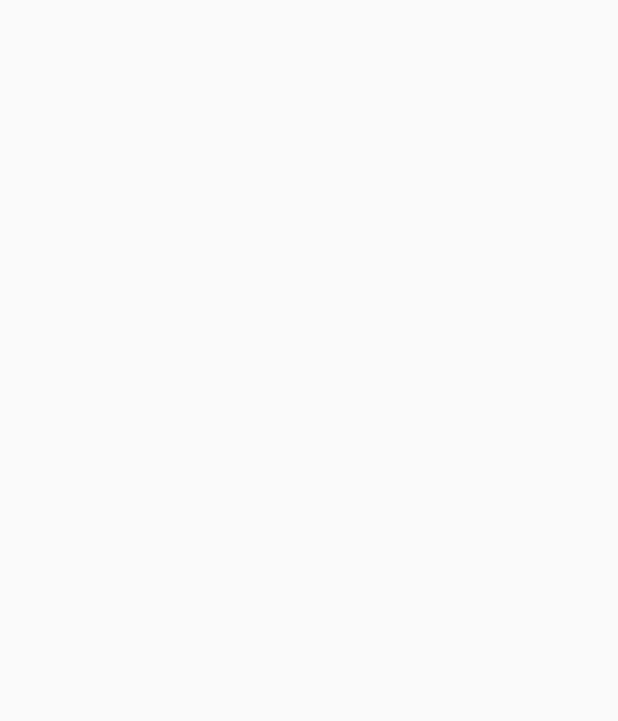
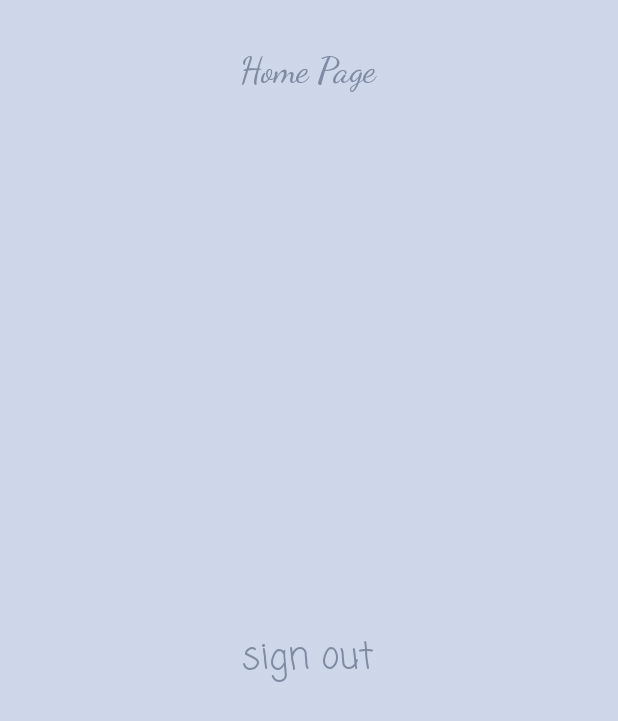
Before and after one commit to Azizah22/BetterFlyRepository, an Android app: the screen it shows after launch once a user with an empty profile is signed in (vHome), on a phone screen of 412 x 824 dp. Before the commit the part shown is empty. Shown: the top 721 px of the screen. Run offline under Robolectric (Android 15) with nearby library versions, the phone set to English and light mode, and no system bars; our stand-ins replace Firebase (no records; nobody signed in at launch, a user with empty details on screens opened directly).

Commit message:
add some changes
Signed-off-by: Azizah <zezoazizah@gmail.com>

```diff
--- a/app/src/main/java/com/example/betterfly/vHome.java
+++ b/app/src/main/java/com/example/betterfly/vHome.java
@@ -1,13 +1,30 @@
 package com.example.betterfly;
 
+import android.content.Intent;
 import android.support.v7.app.AppCompatActivity;
 import android.os.Bundle;
+import android.view.View;
+import android.widget.TextView;
 
-public class vHome extends AppCompatActivity {
+public class vHome extends AppCompatActivity implements View.OnClickListener {
 
     @Override
     protected void onCreate(Bundle savedInstanceState) {
         super.onCreate(savedInstanceState);
-        setContentView(R.layout.activity_v_home);
+        setContentView(R.layout.activity_home);
+
+        TextView signOut= findViewById(R.id.signOut);
+        findViewById(R.id.signOut).setOnClickListener(this);
+
+    }
+
+    @Override
+    public void onClick(View v) {
+        switch (v.getId()) {
+            case R.id.signOut:
+                finish();
+                startActivity(new Intent(this, MainActivity.class));
+                break;
+        }
     }
 }
--- a/app/src/main/res/layout/activity_forget_pass.xml
+++ b/app/src/main/res/layout/activity_forget_pass.xml
@@ -5,6 +5,7 @@
     android:layout_width="match_parent"
     android:layout_height="match_parent"
     android:background="@drawable/wallpaper"
+    android:backgroundTint="@color/bluesh"
     android:paddingLeft="18dp"
     android:paddingRight="18dp"
     android:theme="@style/Theme.AppCompat.Light.NoActionBar"
--- /dev/null
+++ b/app/src/main/res/layout/activity_home.xml
@@ -0,0 +1,44 @@
+<?xml version="1.0" encoding="utf-8"?>
+<android.support.constraint.ConstraintLayout xmlns:android="http://schemas.android.com/apk/res/android"
+    xmlns:app="http://schemas.android.com/apk/res-auto"
+    xmlns:tools="http://schemas.android.com/tools"
+    android:layout_width="match_parent"
+    android:layout_height="match_parent"
+    android:backgroundTint="@color/bluesh"
+    android:background="@drawable/wallpaper"
+    tools:context=".vHome">
+
+    <TextView
+        android:id="@+id/textView4"
+        android:layout_width="wrap_content"
+        android:layout_height="40dp"
+        android:layout_marginStart="24dp"
+        android:layout_marginTop="32dp"
+        android:layout_marginEnd="24dp"
+        android:fontFamily="cursive"
+        android:text="Home Page"
+        android:textAlignment="center"
+        android:textColor="@color/colorPrimary"
+        android:textSize="24sp"
+        app:layout_constraintEnd_toEndOf="parent"
+        app:layout_constraintHorizontal_bias="0.498"
+        app:layout_constraintStart_toStartOf="parent"
+        app:layout_constraintTop_toTopOf="parent" />
+
+    <TextView
+        android:id="@+id/signOut"
+        android:layout_width="wrap_content"
+        android:layout_height="40dp"
+        android:layout_marginStart="24dp"
+        android:layout_marginTop="348dp"
+        android:layout_marginEnd="24dp"
+        android:fontFamily="casual"
+        android:text="sign out"
+        android:textAlignment="center"
+        android:textColor="@color/colorPrimary"
+        android:textSize="24sp"
+        app:layout_constraintEnd_toEndOf="parent"
+        app:layout_constraintHorizontal_bias="0.498"
+        app:layout_constraintStart_toStartOf="parent"
+        app:layout_constraintTop_toBottomOf="@+id/textView4" />
+</android.support.constraint.ConstraintLayout>
--- a/app/src/main/res/layout/activity_v_home.xml
+++ /dev/null
@@ -1,9 +0,0 @@
-<?xml version="1.0" encoding="utf-8"?>
-<android.support.constraint.ConstraintLayout xmlns:android="http://schemas.android.com/apk/res/android"
-    xmlns:app="http://schemas.android.com/apk/res-auto"
-    xmlns:tools="http://schemas.android.com/tools"
-    android:layout_width="match_parent"
-    android:layout_height="match_parent"
-    tools:context=".vHome">
-
-</android.support.constraint.ConstraintLayout>
--- a/app/src/main/res/values/colors.xml
+++ b/app/src/main/res/values/colors.xml
@@ -1,6 +1,6 @@
 <?xml version="1.0" encoding="utf-8"?>
 <resources>
-    <color name="colorPrimary">#3C3F41</color>
+    <color name="colorPrimary">#E676839B</color>
     <color name="colorPrimaryDark">#FB6F85B4</color>
     <color name="colorAccent">#FFFFFF</color>
     <color name="trans">#00FFFFFF</color>
--- a/app/src/main/res/values/styles.xml
+++ b/app/src/main/res/values/styles.xml
@@ -1,5 +1,4 @@
 <resources>
-
     <!-- Base application theme. -->
     <style name="AppTheme" parent="Theme.AppCompat.Light.NoActionBar">
         <!-- Customize your theme here. -->
```
